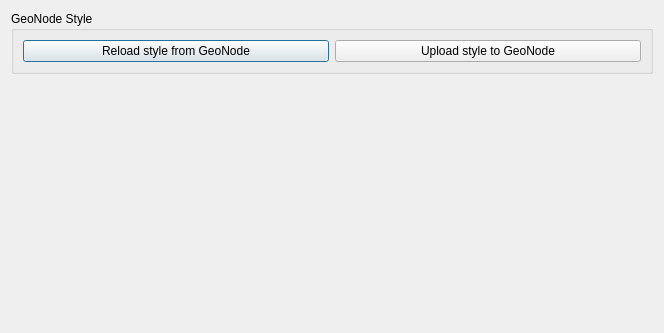
Before: the Qt Designer form src/qgis_geonode/ui/qgis_geonode_layer_dialog.ui in GeoNode/QGISGeoNodePlugin, drawn with Qt 5.
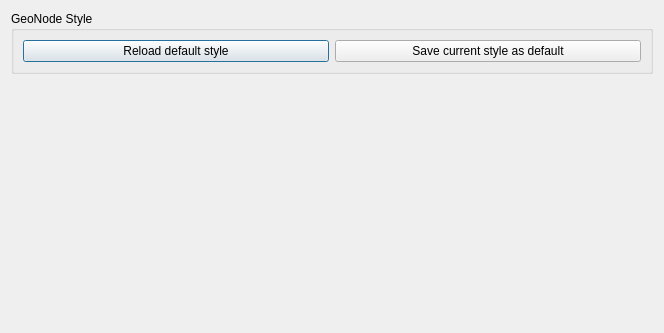
After: the same form once the commit is applied. Custom widgets are drawn as their Qt base class.

The edit to the form file:
```diff
--- a/src/qgis_geonode/ui/qgis_geonode_layer_dialog.ui
+++ b/src/qgis_geonode/ui/qgis_geonode_layer_dialog.ui
@@ -23,14 +23,14 @@
       <item>
        <widget class="QPushButton" name="download_style_pb">
         <property name="text">
-         <string>Reload style from GeoNode</string>
+         <string>Reload default style</string>
         </property>
        </widget>
       </item>
       <item>
        <widget class="QPushButton" name="upload_style_pb">
         <property name="text">
-         <string>Upload style to GeoNode</string>
+         <string>Save current style as default</string>
         </property>
        </widget>
       </item>
```
